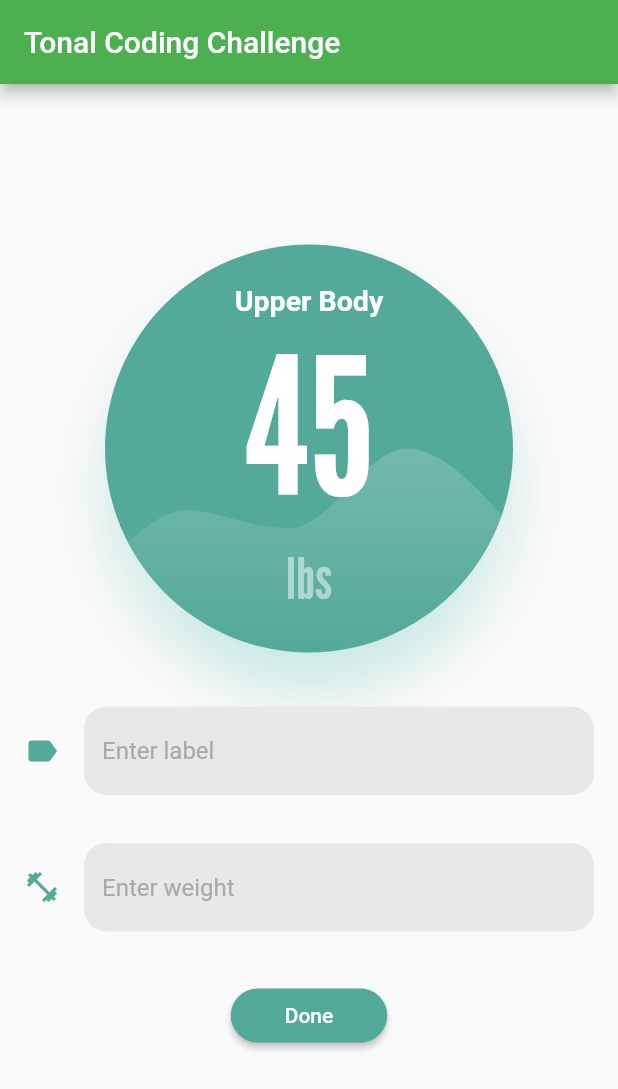
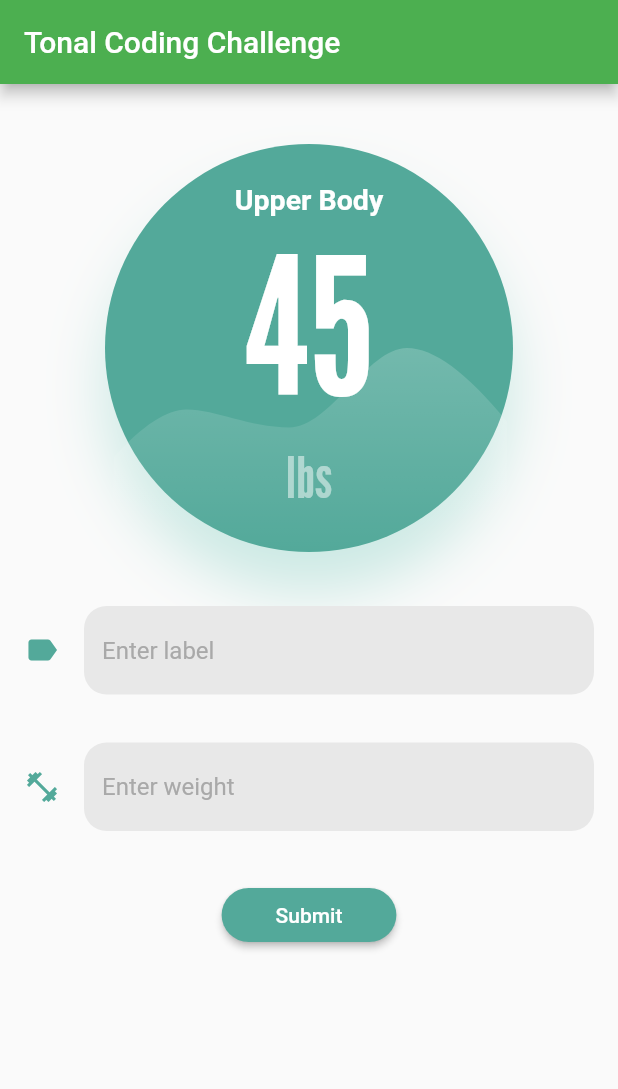
Before and after one commit to shreyabanga/tonal_mobile_challenge, a Flutter app: the screen it shows after launch, on a phone screen of 412 x 824 dp. Shown: the top 1089 px of the screen. Run offline on Flutter 3.47's test engine with Material 2 defaults, Android fonts, the phone set to English and light mode, and no system bars; our stand-ins replace flutter_svg; Roboto replaces fonts that are missing (Helvetica).

Commit message:
Fixed overflow issue when keyboard pops up
Added singlechildscroll and also fixed missing done button in keyboard

```diff
--- a/lib/pages/demo_page.dart
+++ b/lib/pages/demo_page.dart
@@ -26,7 +26,9 @@
       appBar: AppBar(
         title: const Text('Tonal Coding Challenge'),
       ),
-      body: Center(
+      body: SingleChildScrollView(
+        child: Padding(
+          padding: const EdgeInsets.only(top: 40.0),
           child: Column(
             mainAxisAlignment: MainAxisAlignment.center,
             children: <Widget>[
@@ -39,6 +41,7 @@
             ],
           ),
         ),
+      ),
     );
   }
 }
--- a/lib/widgets/metrics_form.dart
+++ b/lib/widgets/metrics_form.dart
@@ -2,7 +2,7 @@
 import 'package:tonal_mobile_challenge/styles.dart';
 
 class MetricsForm extends StatelessWidget {
-  final Function(Map<String,Object>) notifyParent;
+  final Function(Map<String, Object>) notifyParent;
   MetricsForm({Key? key, required this.notifyParent}) : super(key: key);
 
   final formKey = GlobalKey<FormState>();
@@ -39,12 +39,15 @@
               onSaved: (newValue) {
                 weight = int.parse(newValue!);
               },
-              keyboardType: TextInputType.phone,
+              keyboardType: TextInputType.numberWithOptions(signed:true),
               decoration: weightFormDecoration,
               cursorColor: Colors.green,
               validator: (value) {
                 if (value == null || value.isEmpty) {
                   return 'Please enter some text';
+                }
+                if (!value.contains(RegExp(r'^-?[0-9]+$'))) {
+                  return 'Please enter numeric values';
                 }
                 return null;
               },
@@ -57,13 +60,12 @@
               onPressed: () {
                 if (formKey.currentState!.validate()) {
                   formKey.currentState!.save();
-                  notifyParent({'weight':weight,'label':label});
-
+                  notifyParent({'weight': weight, 'label': label});
                 }
               },
               child: const Padding(
                 padding: EdgeInsets.fromLTRB(20.0, 5.0, 20.0, 5.0),
-                child: Text('Done'),
+                child: Text('Submit'),
               ),
             ),
           ),
```
Lines whose indentation alone changed are shown as unchanged.
